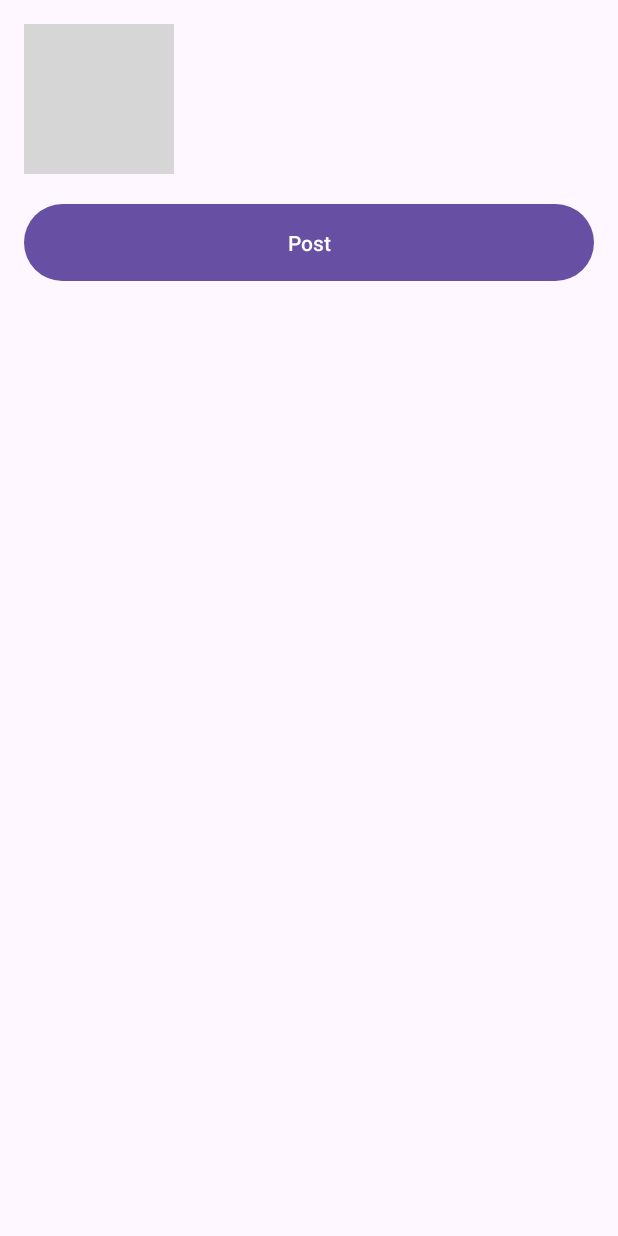
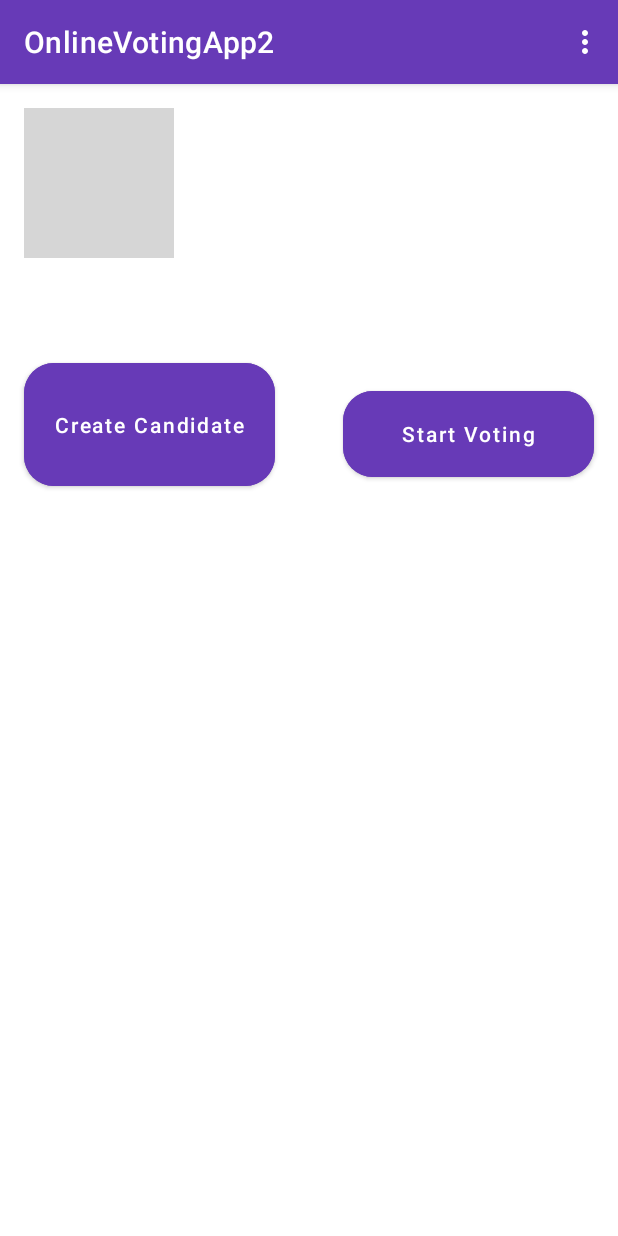
Before and after one commit to sejalphatangare/Online-Voting-App, an Android app: the HomeActivity screen opened directly, with no data from a screen before it, on a phone screen of 412 x 824 dp. Run offline under Robolectric (Android 15) with nearby library versions, the light colour scheme and no system bars; our stand-ins replace CircleImageView, Firebase (no records; nobody signed in at launch, a user with empty details on screens opened directly); 1 statement that could not run was skipped; grey boxes are pictures that could not be loaded.

Commit message:
updated corrected code

```diff
--- a/app/src/main/AndroidManifest.xml
+++ b/app/src/main/AndroidManifest.xml
@@ -15,6 +15,7 @@
     <uses-permission android:name="android.permission.CAMERA" />
 
     <application
+        android:usesCleartextTraffic="true"
         android:allowBackup="true"
         android:dataExtractionRules="@xml/data_extraction_rules"
         android:fullBackupContent="@xml/backup_rules"
@@ -24,6 +25,9 @@
         android:supportsRtl="true"
         android:theme="@style/Theme.OnlineVotingApp2"
         tools:targetApi="31">
+        <activity
+            android:name=".Activities.AllCandidateActivity"
+            android:exported="false" />
         <activity
             android:name=".Activities.Create_Candidate_Activity"
             android:exported="false" />
@@ -60,6 +64,7 @@
         <activity
             android:name="com.theartofdev.edmodo.cropper.CropImageActivity"
             android:theme="@style/Base.Theme.AppCompat" />
+
     </application>
 
 </manifest>
--- a/app/src/main/java/com/example/onlinevotingapp2/Activities/HomeActivity.java
+++ b/app/src/main/java/com/example/onlinevotingapp2/Activities/HomeActivity.java
@@ -6,6 +6,10 @@ import androidx.appcompat.app.AppCompatActivity;
 import android.content.Intent;
 import android.content.SharedPreferences;
 import android.os.Bundle;
+import android.util.Log;
+import android.view.Menu;
+import android.view.MenuInflater;
+import android.view.MenuItem;
 import android.view.View;
 import android.widget.Button;
 import android.widget.TextView;
@@ -16,6 +20,7 @@ import com.example.onlinevotingapp2.R;
 import com.google.android.gms.tasks.OnCompleteListener;
 import com.google.android.gms.tasks.Task;
 import com.google.firebase.auth.FirebaseAuth;
+import com.google.firebase.auth.FirebaseUser;
 import com.google.firebase.firestore.DocumentSnapshot;
 import com.google.firebase.firestore.FirebaseFirestore;
 
@@ -25,15 +30,14 @@ import de.hdodenhof.circleimageview.CircleImageView;
 
 public class HomeActivity extends AppCompatActivity {
 
-    public static final String PREFERENCES="prefKey";
+    public static final String PREFERENCES = "prefKey";
     SharedPreferences sharedPreferences;
-    public static final String IsLogIn="islogin";
+    public static final String IsLogIn = "islogin";
     private CircleImageView circleImg;
-    private TextView nameTxt,aadharNoTxt;
+    private TextView nameTxt, aadharNoTxt;
     private String uid;
     private FirebaseFirestore firebaseFirestore;
-    private Button createBtn,voteBtn;
-
+    private Button createBtn, voteBtn,startBtn;
 
 
     @Override
@@ -42,20 +46,34 @@ public class HomeActivity extends AppCompatActivity {
         setContentView(R.layout.activity_home);
 
 
-        firebaseFirestore=FirebaseFirestore.getInstance();
-        uid= Objects.requireNonNull(FirebaseAuth.getInstance().getCurrentUser()).getUid();
+        sharedPreferences = getApplicationContext().getSharedPreferences(PREFERENCES, MODE_PRIVATE);
+        boolean isLoggedIn = sharedPreferences.getBoolean(IsLogIn, false);
 
-        circleImg=findViewById(R.id.circle_image);
-        nameTxt=findViewById(R.id.name);
-        aadharNoTxt=findViewById(R.id.aadhar_no);
-        createBtn=findViewById(R.id.admin_btn);
-        voteBtn=findViewById(R.id.give_vote);
+//        if (!isLoggedIn) {
+//            // The user is not logged in; navigate back to the login activity
+//            startActivity(new Intent(this, LoginActivity.class));
+//            finish(); // Close the current activity
+//        }
+//        FirebaseUser user = FirebaseAuth.getInstance().getCurrentUser();
+//        if (user == null) {
+//            // The user is not logged in; navigate back to the login activity
+//            startActivity(new Intent(this, LoginActivity.class));
+//            finish(); // Close the current activity
+//        }
 
+        firebaseFirestore = FirebaseFirestore.getInstance();
+        uid = Objects.requireNonNull(FirebaseAuth.getInstance().getCurrentUser()).getUid();
 
+        circleImg = findViewById(R.id.circle_image);
+        nameTxt = findViewById(R.id.name);
+        aadharNoTxt = findViewById(R.id.aadhar_no);
+        createBtn = findViewById(R.id.admin_btn);
+        voteBtn = findViewById(R.id.give_vote);
+        startBtn=findViewById(R.id.candidate_create_voting);
 
-        sharedPreferences = getApplicationContext().getSharedPreferences(PREFERENCES,MODE_PRIVATE);
-        SharedPreferences.Editor pref=sharedPreferences.edit();
-        pref.putBoolean(IsLogIn,true);
+        sharedPreferences = getApplicationContext().getSharedPreferences(PREFERENCES, MODE_PRIVATE);
+        SharedPreferences.Editor pref = sharedPreferences.edit();
+        pref.putBoolean(IsLogIn, true);
         pref.apply();
 
 //        findViewById(R.id.log_out).setOnClickListener(new View.OnClickListener() {
@@ -74,22 +92,29 @@ public class HomeActivity extends AppCompatActivity {
                 .get().addOnCompleteListener(new OnCompleteListener<DocumentSnapshot>() {
                     @Override
                     public void onComplete(@NonNull Task<DocumentSnapshot> task) {
-                if(task.isSuccessful()){
+                        if (task.isSuccessful()) {
                             String name = task.getResult().getString("name");
                             String aadharno = task.getResult().getString("aadharno");
-                    String image= task.getResult().getString("image");
+                            String image = task.getResult().getString("image");
 
-                    if(Objects.equals(name, "admin")){
+                            Log.d("UserRole", "User name: " + name); // Add this line for debugging
+                            assert name != null;
+                            if (name.equals("admin")) {
                                 createBtn.setVisibility(View.VISIBLE);
-                    }else{
+                                startBtn.setVisibility(View.GONE);
+                                voteBtn.setVisibility(View.GONE);
+                            } else {
                                 createBtn.setVisibility(View.GONE);
+                                startBtn.setVisibility(View.VISIBLE);
+                                voteBtn.setVisibility(View.VISIBLE);
+                                Log.d("UserRole", "User is not admin");
                             }
                             nameTxt.setText(name);
                             aadharNoTxt.setText(aadharno);
 
                             Glide.with(HomeActivity.this).load(image).into(circleImg);
 
-                }else{
+                        } else {
                             Toast.makeText(HomeActivity.this, "User not Found", Toast.LENGTH_SHORT).show();
                         }
                     }
@@ -99,8 +124,39 @@ public class HomeActivity extends AppCompatActivity {
             @Override
             public void onClick(View v) {
 
-                startActivity(new Intent(HomeActivity.this,Create_Candidate_Activity.class));
+                startActivity(new Intent(HomeActivity.this, Create_Candidate_Activity.class));
+            }
+        });
+        startBtn.setOnClickListener(new View.OnClickListener() {
+            @Override
+            public void onClick(View v) {
+                startActivity(new Intent(HomeActivity.this,AllCandidateActivity.class));
             }
         });
     }
+
+    @Override
+    public boolean onCreateOptionsMenu(Menu menu) {
+        MenuInflater inflater = getMenuInflater();
+        inflater.inflate(R.menu.main_menu, menu);
+        return true;
     }
+
+    @Override
+    public boolean onOptionsItemSelected(@NonNull MenuItem item) {
+        int id = item.getItemId();
+        SharedPreferences.Editor pref = sharedPreferences.edit();
+        if (id == R.id.show_result) {
+            return true;
+        } else if (id == R.id.log_out) {
+            FirebaseAuth.getInstance().signOut();
+            pref.putBoolean(IsLogIn, false);
+            pref.apply();
+            startActivity(new Intent(HomeActivity.this, LoginActivity.class));
+            finish();
+            return true;
+        }
+        return super.onOptionsItemSelected(item);
+
+    }
+}
--- a/app/src/main/java/com/example/onlinevotingapp2/Activities/SignUpActivity.java
+++ b/app/src/main/java/com/example/onlinevotingapp2/Activities/SignUpActivity.java
@@ -1,4 +1,6 @@
 package com.example.onlinevotingapp2.Activities;
+
+import static com.example.onlinevotingapp2.Activities.SplashActivity.IsLogIn;
 
 import android.Manifest;
 import android.content.Intent;
@@ -123,6 +125,7 @@ public class SignUpActivity extends AppCompatActivity {
                     pref.putString(Email, email);
                     pref.putString(AadharNo, aadharno);
                     pref.putString(Image, mainUri.toString());
+                    pref.putBoolean(IsLogIn, true);
                     pref.apply();
                     createUser(email,password);
 
--- a/app/src/main/res/layout/activity_home.xml
+++ b/app/src/main/res/layout/activity_home.xml
@@ -57,30 +57,60 @@
 
     <Button
         android:id="@+id/admin_btn"
-        android:layout_width="0dp"
-        android:layout_height="wrap_content"
+        android:layout_width="182dp"
+        android:layout_height="76dp"
+        android:backgroundTint="#673AB7"
         android:padding="16dp"
-        android:text="Create"
+        android:text="Create Candidate"
+        android:textAlignment="center"
+        android:textAllCaps="false"
         android:visibility="gone"
-        android:textAlignment="center"
+        app:layout_constraintEnd_toEndOf="@+id/circle_image"
+        app:layout_constraintHorizontal_bias="0.0"
+        app:layout_constraintStart_toStartOf="@+id/circle_image"
+        app:layout_constraintTop_toBottomOf="@+id/circle_image" />
+
+    <Button
+        android:id="@+id/candidate_create_voting"
+        android:layout_width="167dp"
+        android:layout_height="69dp"
+        android:layout_margin="16dp"
+        android:layout_marginStart="16dp"
+        android:layout_marginTop="16dp"
+        android:layout_marginEnd="16dp"
+        android:layout_marginBottom="16dp"
         android:backgroundTint="#673AB7"
-        app:layout_constraintEnd_toEndOf="@+id/circle_image"
-        app:layout_constraintStart_toStartOf="@+id/circle_image"
-        app:layout_constraintTop_toBottomOf="@+id/circle_image"/>
+        android:elevation="0dp"
+        android:padding="16dp"
+        android:text="Start Voting"
+        android:textAllCaps="false"
+        android:visibility="visible"
+        app:cornerRadius="20dp"
+        app:layout_constraintBottom_toBottomOf="parent"
+        app:layout_constraintEnd_toEndOf="parent"
+        app:layout_constraintHorizontal_bias="1.0"
+        app:layout_constraintStart_toStartOf="parent"
+        app:layout_constraintTop_toTopOf="parent"
+        app:layout_constraintVertical_bias="0.274" />
 
     <Button
         android:id="@+id/give_vote"
-        android:layout_width="match_parent"
-        android:layout_height="wrap_content"
+        android:layout_width="167dp"
+        android:layout_height="94dp"
         android:layout_marginStart="16dp"
+        android:layout_marginTop="64dp"
         android:layout_marginEnd="16dp"
-        android:layout_marginTop="16dp"
+        android:backgroundTint="#673AB7"
         android:padding="16dp"
-        android:text="Post"
+        android:text="Create Candidate"
         android:textAlignment="center"
+        android:textAllCaps="false"
+        android:visibility="visible"
+        app:cornerRadius="20dp"
         app:layout_constraintEnd_toEndOf="parent"
         app:layout_constraintHorizontal_bias="0.0"
         app:layout_constraintStart_toStartOf="parent"
-        app:layout_constraintTop_toBottomOf="@+id/admin_btn" />
+        app:layout_constraintTop_toTopOf="@+id/admin_btn" />
+
 
 </androidx.constraintlayout.widget.ConstraintLayout>
--- /dev/null
+++ b/app/src/main/res/menu/main_menu.xml
@@ -0,0 +1,14 @@
+<?xml version="1.0" encoding="utf-8"?>
+<menu xmlns:android="http://schemas.android.com/apk/res/android"
+    xmlns:app="http://schemas.android.com/apk/res-auto">
+
+    <item
+        android:id="@+id/show_result"
+        android:title="Show Result"
+        app:showAsAction="never"/>
+
+    <item
+        android:id="@+id/log_out"
+        android:title="Logout"
+        app:showAsAction="never"/>
+</menu>
--- a/app/src/main/res/values-night/themes.xml
+++ b/app/src/main/res/values-night/themes.xml
@@ -1,6 +1,6 @@
 <resources xmlns:tools="http://schemas.android.com/tools">
     <!-- Base application theme. -->
-    <style name="Base.Theme.OnlineVotingApp2" parent="Theme.Material3.DayNight.NoActionBar">
+    <style name="Base.Theme.OnlineVotingApp2" parent="Theme.MaterialComponents.DayNight.DarkActionBar">
         <!-- Customize your dark theme here. -->
         <!-- <item name="colorPrimary">@color/my_dark_primary</item> -->
     </style>
--- a/app/src/main/res/values/themes.xml
+++ b/app/src/main/res/values/themes.xml
@@ -1,9 +1,29 @@
 <resources xmlns:tools="http://schemas.android.com/tools">
     <!-- Base application theme. -->
-    <style name="Base.Theme.OnlineVotingApp2" parent="Theme.Material3.DayNight.NoActionBar">
+    <style name="Base.Theme.OnlineVotingApp2" parent="Theme.MaterialComponents.DayNight.DarkActionBar">
         <!-- Customize your light theme here. -->
+<!--        primary brand colours-->
+        <item name="colorPrimary">#673AB7</item>
+        <item name="colorPrimaryVariant">#3D187E</item>
+        <item name="colorOnPrimary">@color/white</item>
+
+<!--        Secondary brand colors-->
+        <item name="colorSecondary">#00BCD4</item>
+        <item name="colorSecondaryVariant">#009688</item>
+        <item name="colorOnSecondary">@color/black</item>
+
+<!--        Status bar color.-->
+        <item name="android:statusBarColor">?attr/colorPrimaryVariant</item>
+
+
         <!-- <item name="colorPrimary">@color/my_light_primary</item> -->
     </style>
 
+        <style name="Theme.OnlineVotingApp2.NoActionBar">
+            <item name="windowActionBar">false</item>
+            <item name="windowNoTitle">true</item>
+        </style>
+
+    <style name="Theme.OnlineVotingApp2.AppBarOverlay" parent="ThemeOverlay.AppCompat.Dark.ActionBar"/>
     <style name="Theme.OnlineVotingApp2" parent="Base.Theme.OnlineVotingApp2" />
 </resources>
```
Also changed, not shown: app/src/main/java/com/example/onlinevotingapp2/Activities/AllCandidateActivity.java (added, +72 -0 lines), app/src/main/java/com/example/onlinevotingapp2/Activities/LoginActivity.java (+10 -0 lines), app/src/main/java/com/example/onlinevotingapp2/Activities/SplashActivity.java (+9 -0 lines), app/src/main/java/com/example/onlinevotingapp2/Adapter/CandidateAdapter.java (added, +70 -0 lines), app/src/main/java/com/example/onlinevotingapp2/Model/Candidate.java (added, +47 -0 lines), app/src/main/res/layout/activity_all_candidate.xml (added, +32 -0 lines), app/src/main/res/layout/candidate_layout.xml (added, +81 -0 lines). Lines whose indentation alone changed are shown as unchanged.
